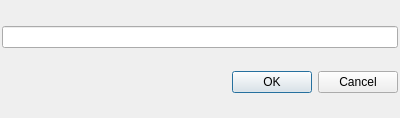
Old version of the form src/dialogs/EditInstructionDialog.ui in the repository rizinorg/cutter.
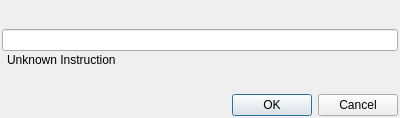
New version of the form.

Commit message: Add instruction preview to the bytes edit dialog

Patch:
```diff
--- a/src/dialogs/EditInstructionDialog.ui
+++ b/src/dialogs/EditInstructionDialog.ui
@@ -13,6 +13,9 @@
   <property name="windowTitle">
    <string>Edit Instruction</string>
   </property>
+  <property name="sizeGripEnabled">
+   <bool>false</bool>
+  </property>
   <layout class="QVBoxLayout" name="verticalLayout_2">
    <property name="spacing">
     <number>2</number>
@@ -30,13 +33,62 @@
     <number>2</number>
    </property>
    <item>
-    <layout class="QHBoxLayout" name="horizontalLayout">
-     <property name="topMargin">
-      <number>0</number>
-     </property>
+    <layout class="QVBoxLayout" name="verticalLayout">
+     <item>
+      <spacer name="verticalSpacer">
+       <property name="orientation">
+        <enum>Qt::Vertical</enum>
+       </property>
+       <property name="sizeHint" stdset="0">
+        <size>
+         <width>20</width>
+         <height>40</height>
+        </size>
+       </property>
+      </spacer>
+     </item>
      <item>
       <widget class="QLineEdit" name="lineEdit"/>
      </item>
+     <item>
+      <layout class="QHBoxLayout" name="horizontalLayout">
+       <property name="leftMargin">
+        <number>5</number>
+       </property>
+       <property name="topMargin">
+        <number>0</number>
+       </property>
+       <item>
+        <widget class="QLabel" name="instructionLabel">
+         <property name="baseSize">
+          <size>
+           <width>1000</width>
+           <height>10</height>
+          </size>
+         </property>
+         <property name="layoutDirection">
+          <enum>Qt::RightToLeft</enum>
+         </property>
+         <property name="text">
+          <string>Unknown Instruction</string>
+         </property>
+        </widget>
+       </item>
+      </layout>
+     </item>
+     <item>
+      <spacer name="verticalSpacer_1">
+       <property name="orientation">
+        <enum>Qt::Vertical</enum>
+       </property>
+       <property name="sizeHint" stdset="0">
+        <size>
+         <width>20</width>
+         <height>40</height>
+        </size>
+       </property>
+      </spacer>
+     </item>
     </layout>
    </item>
    <item>
```
The commit also changes 2 other files.
